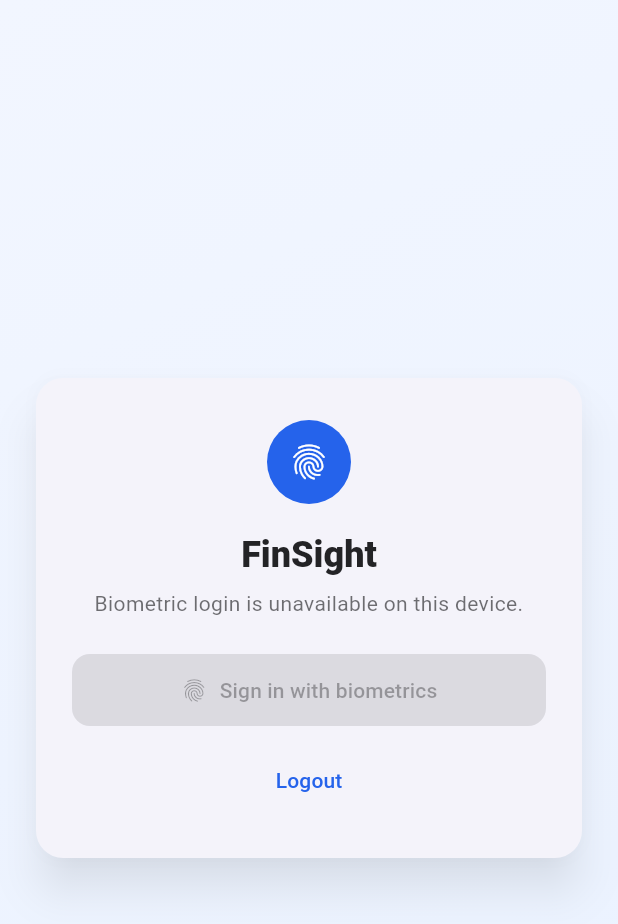
After one commit to EliasSherem/financial-board, a Flutter app: the LockScreen screen opened directly, on a phone screen of 412 x 824 dp. The commit adds this screen. Shown: the top 924 px of the screen. Run offline on Flutter 3.47's test engine with Material 3 defaults, Android fonts, the phone set to English and light mode, and no system bars; our stand-ins replace firebase_core, firebase_messaging, fl_chart, flutter_local_notifications, flutter_svg, in_app_purchase and 4 more; missing offline and left inert: home_widget; accounts and stored records are empty.

Commit message:
Biometric login working

```diff
--- a/mobile/lib/i18n.dart
+++ b/mobile/lib/i18n.dart
@@ -532,6 +532,14 @@ class I18n {
       'en': 'Authenticate to sign in',
       'es': 'Autentica para iniciar sesi\u00F3n',
     },
+    'auth.biometricNotEnrolled': {
+      'en': 'No biometrics enrolled. Set one up in device settings.',
+      'es': 'No hay biometria registrada. Configura una en ajustes.',
+    },
+    'auth.biometricUnavailable': {
+      'en': 'Biometric login is unavailable on this device.',
+      'es': 'El inicio biometrico no esta disponible en este dispositivo.',
+    },
     'auth.biometricFailed': {
       'en': 'Biometric authentication failed',
       'es': 'Fall\u00F3 la autenticaci\u00F3n biom\u00E9trica',
--- /dev/null
+++ b/mobile/lib/screens/lock_screen.dart
@@ -0,0 +1,169 @@
+import 'package:flutter/foundation.dart';
+import 'package:flutter/material.dart';
+import 'package:provider/provider.dart';
+import '../services/biometric_service.dart';
+import '../state/auth_store.dart';
+import '../i18n.dart';
+
+class LockScreen extends StatefulWidget {
+  const LockScreen({super.key});
+
+  @override
+  State<LockScreen> createState() => _LockScreenState();
+}
+
+class _LockScreenState extends State<LockScreen> {
+  final _biometric = BiometricService();
+  bool _submitting = false;
+  bool _biometricChecked = false;
+  bool _biometricSupported = false;
+  bool _biometricEnrolled = false;
+
+  @override
+  void initState() {
+    super.initState();
+    _checkBiometric();
+  }
+
+  Future<void> _checkBiometric() async {
+    if (kIsWeb) {
+      if (mounted) setState(() => _biometricChecked = true);
+      return;
+    }
+    final availability = await _biometric.availability();
+    if (!mounted) return;
+    setState(() {
+      _biometricSupported = availability.isSupported;
+      _biometricEnrolled = availability.hasEnrollment;
+      _biometricChecked = true;
+    });
+  }
+
+  Future<void> _unlock() async {
+    if (_submitting) return;
+    final auth = context.read<AuthStore>();
+    if (!auth.hasToken) return;
+    final availability = await _biometric.availability();
+    if (!availability.isSupported) {
+      ScaffoldMessenger.of(context).showSnackBar(
+        SnackBar(content: Text(I18n.tr(context, 'auth.biometricUnavailable'))),
+      );
+      return;
+    }
+    if (!availability.hasEnrollment) {
+      ScaffoldMessenger.of(context).showSnackBar(
+        SnackBar(content: Text(I18n.tr(context, 'auth.biometricNotEnrolled'))),
+      );
+      return;
+    }
+    setState(() => _submitting = true);
+    try {
+      final messenger = ScaffoldMessenger.of(context);
+      final ok = await _biometric.authenticate(
+        reason: I18n.tr(context, 'auth.biometricReason'),
+      );
+      if (ok) {
+        await auth.unlock();
+      } else if (mounted) {
+        messenger.showSnackBar(
+          SnackBar(content: Text(I18n.tr(context, 'auth.biometricFailed'))),
+        );
+      }
+    } finally {
+      if (mounted) setState(() => _submitting = false);
+    }
+  }
+
+  Future<void> _logout() async {
+    await context.read<AuthStore>().logout(force: true);
+  }
+
+  @override
+  Widget build(BuildContext context) {
+    final isDark = Theme.of(context).brightness == Brightness.dark;
+    final muted = Theme.of(context).textTheme.bodySmall?.color?.withOpacity(0.65);
+    final canUnlock = _biometricChecked && _biometricSupported && _biometricEnrolled;
+    final subtitle = !_biometricChecked
+        ? I18n.t(context, 'auth.biometricReason')
+        : !_biometricSupported
+            ? I18n.t(context, 'auth.biometricUnavailable')
+            : !_biometricEnrolled
+                ? I18n.t(context, 'auth.biometricNotEnrolled')
+                : I18n.t(context, 'auth.biometricReason');
+
+    return Scaffold(
+      backgroundColor: Theme.of(context).scaffoldBackgroundColor,
+      body: Container(
+        decoration: isDark
+            ? null
+            : const BoxDecoration(
+                gradient: LinearGradient(
+                  begin: Alignment.topLeft,
+                  end: Alignment.bottomRight,
+                  colors: [Color(0xFFF2F6FF), Color(0xFFEAF2FF)],
+                ),
+              ),
+        child: Center(
+          child: SingleChildScrollView(
+            padding: const EdgeInsets.symmetric(horizontal: 20, vertical: 24),
+            child: ConstrainedBox(
+              constraints: const BoxConstraints(maxWidth: 420),
+              child: Card(
+                elevation: 12,
+                color: isDark ? Theme.of(context).colorScheme.surface : null,
+                shape: RoundedRectangleBorder(borderRadius: BorderRadius.circular(18)),
+                child: Padding(
+                  padding: const EdgeInsets.symmetric(horizontal: 24, vertical: 28),
+                  child: Column(
+                    mainAxisSize: MainAxisSize.min,
+                    crossAxisAlignment: CrossAxisAlignment.stretch,
+                    children: [
+                      Align(
+                        alignment: Alignment.center,
+                        child: CircleAvatar(
+                          radius: 28,
+                          backgroundColor: const Color(0xFF2563EB),
+                          child: const Icon(Icons.fingerprint, color: Colors.white, size: 28),
+                        ),
+                      ),
+                      const SizedBox(height: 18),
+                      Text(
+                        'FinSight',
+                        textAlign: TextAlign.center,
+                        style: Theme.of(context).textTheme.headlineSmall?.copyWith(
+                              fontWeight: FontWeight.w800,
+                              color: Theme.of(context).colorScheme.onSurface,
+                            ),
+                      ),
+                      const SizedBox(height: 6),
+                      Text(
+                        subtitle,
+                        textAlign: TextAlign.center,
+                        style: Theme.of(context).textTheme.bodyMedium?.copyWith(color: muted),
+                      ),
+                      const SizedBox(height: 24),
+                      ElevatedButton.icon(
+                        onPressed: _submitting || !canUnlock ? null : _unlock,
+                        icon: const Icon(Icons.fingerprint),
+                        label: Text(I18n.t(context, 'auth.signInBiometric')),
+                        style: ElevatedButton.styleFrom(
+                          padding: const EdgeInsets.symmetric(vertical: 14),
+                          shape: RoundedRectangleBorder(borderRadius: BorderRadius.circular(12)),
+                        ),
+                      ),
+                      const SizedBox(height: 12),
+                      TextButton(
+                        onPressed: _submitting ? null : _logout,
+                        child: Text(I18n.t(context, 'menu.logout')),
+                      ),
+                    ],
+                  ),
+                ),
+              ),
+            ),
+          ),
+        ),
+      ),
+    );
+  }
+}
--- a/mobile/lib/services/biometric_service.dart
+++ b/mobile/lib/services/biometric_service.dart
@@ -1,30 +1,61 @@
 import 'package:flutter/services.dart';
 import 'package:local_auth/local_auth.dart';
+
+class BiometricAvailability {
+  const BiometricAvailability({
+    required this.isSupported,
+    required this.hasEnrollment,
+  });
+
+  final bool isSupported;
+  final bool hasEnrollment;
+
+  bool get isAvailable => isSupported && hasEnrollment;
+}
 
 class BiometricService {
   BiometricService({LocalAuthentication? auth}) : _auth = auth ?? LocalAuthentication();
 
   final LocalAuthentication _auth;
 
-  Future<bool> isAvailable() async {
+  Future<BiometricAvailability> availability() async {
     try {
       final supported = await _auth.isDeviceSupported();
-      if (!supported) return false;
-      return await _auth.canCheckBiometrics;
+      if (!supported) {
+        return const BiometricAvailability(isSupported: false, hasEnrollment: false);
+      }
+      final enrolled = await _auth.getAvailableBiometrics();
+      return BiometricAvailability(
+        isSupported: true,
+        hasEnrollment: enrolled.isNotEmpty,
+      );
     } on PlatformException {
-      return false;
+      return const BiometricAvailability(isSupported: false, hasEnrollment: false);
     }
+  }
+
+  Future<bool> isAvailable() async {
+    final status = await availability();
+    return status.isAvailable;
   }
 
   Future<bool> authenticate({required String reason}) async {
     try {
-      return await _auth.authenticate(
+      return await _auth
+          .authenticate(
             localizedReason: reason,
             options: const AuthenticationOptions(
               biometricOnly: true,
               stickyAuth: true,
               useErrorDialogs: true,
             ),
+          )
+          .timeout(
+            const Duration(seconds: 20),
+            onTimeout: () async {
+              await _auth.stopAuthentication();
+              return false;
+            },
           );
     } on PlatformException {
       return false;
```
Also changed, not shown: mobile/lib/main.dart (+10 -1 lines), mobile/lib/screens/dashboard_screen.dart (+18 -24 lines), mobile/lib/screens/login_screen.dart (+21 -6 lines), mobile/lib/screens/settings_screen.dart (+44 -5 lines), 2 other files. Lines whose indentation alone changed are shown as unchanged.
